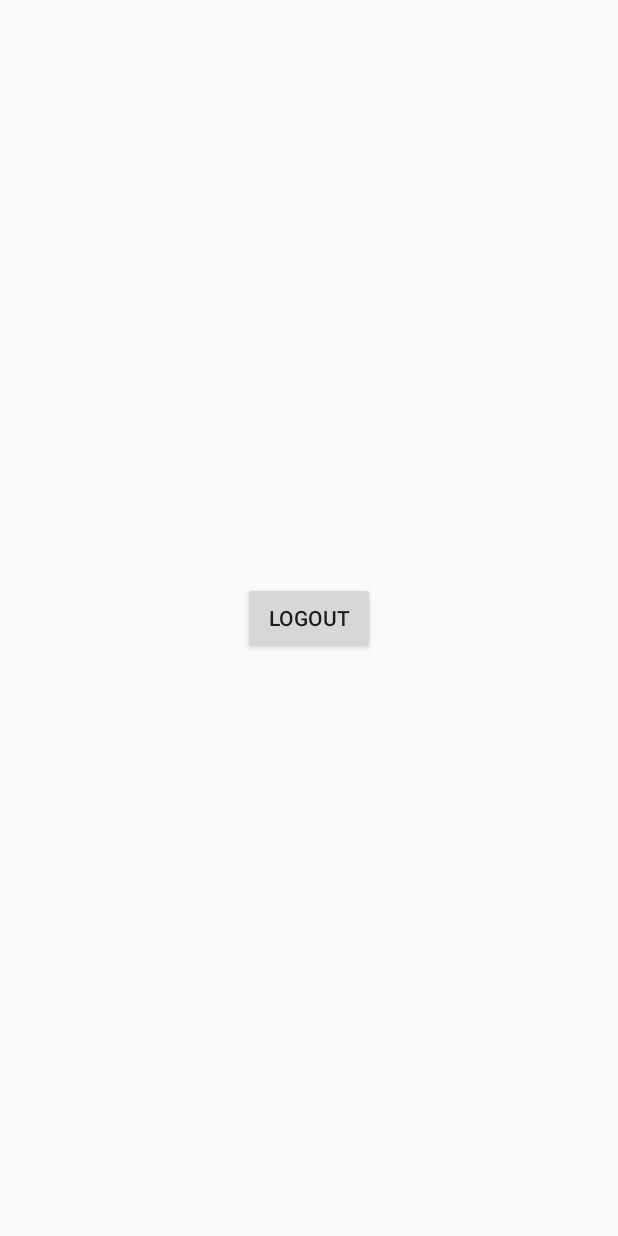
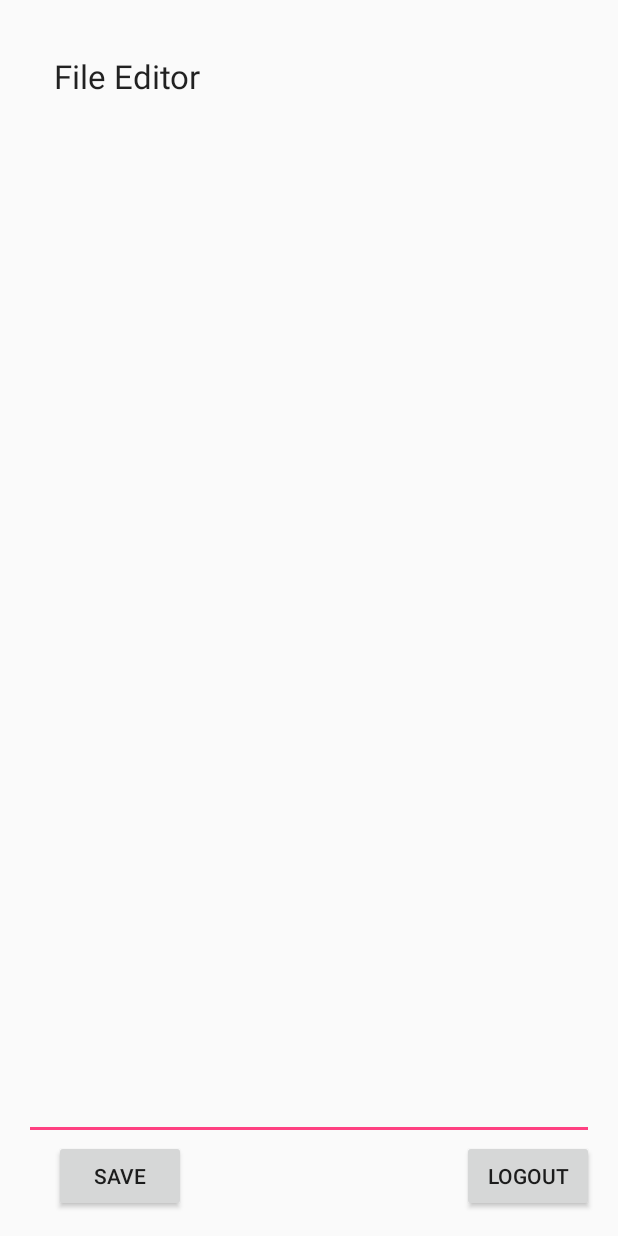
Before and after one commit to girishramnani/AndroidCollegeModules, an Android app: the layout activity_logout.xml on its own in the app's theme, with its tools: preview values and no code run, on a phone screen of 412 x 824 dp. Run offline under Robolectric (Android 15) with nearby library versions, the phone set to English and light mode, and no system bars.

Commit message:
adding the file editor

```diff
--- a/p7_shared_preferences/src/main/java/com/wrp/p7_shared_preferences/LogoutActivity.java
+++ b/p7_shared_preferences/src/main/java/com/wrp/p7_shared_preferences/LogoutActivity.java
@@ -22,10 +22,14 @@ public class LogoutActivity extends AppCompatActivity {
         String data = preferences.getString("login","anon");
 
 
-//        if(data.contentEquals("anon")){
-//            Intent intent = new Intent(this,MainActivity.class);
-//            startActivity(intent);
-//        }
+        if(data.contentEquals("anon")){
+            Intent intent = new Intent(this,MainActivity.class);
+            startActivity(intent);
+              finish();
+        }
+        else{
+
+        }
 
 
         button.setOnClickListener(new View.OnClickListener() {
--- a/p7_shared_preferences/src/main/java/com/wrp/p7_shared_preferences/MainActivity.java
+++ b/p7_shared_preferences/src/main/java/com/wrp/p7_shared_preferences/MainActivity.java
@@ -28,8 +28,9 @@ public class MainActivity extends AppCompatActivity {
         if(! data.contentEquals("anon")){
             Intent intent = new Intent(this,LogoutActivity.class);
             startActivity(intent);
+            finish();
         }
-
+        else{
 
             passwordEdit = (EditText) findViewById(R.id.PasswordEdit);
             emailEdit = (EditText) findViewById(R.id.emailEdit);
@@ -61,5 +62,8 @@ public class MainActivity extends AppCompatActivity {
 
                 }
             });
+
+        }
+
      }
 }
--- a/p7_shared_preferences/src/main/res/layout/activity_logout.xml
+++ b/p7_shared_preferences/src/main/res/layout/activity_logout.xml
@@ -14,6 +14,34 @@
         android:layout_height="wrap_content"
         android:text="Logout"
         android:id="@+id/logoutButton"
-        android:layout_centerVertical="true"
-        android:layout_centerHorizontal="true" />
+        android:layout_alignParentBottom="true"
+        android:layout_alignParentEnd="true" />
+
+    <TextView
+        android:layout_width="wrap_content"
+        android:layout_height="wrap_content"
+        android:textAppearance="?android:attr/textAppearanceLarge"
+        android:text="File Editor"
+        android:id="@+id/textView3"
+        android:layout_alignParentTop="true"
+        android:layout_alignParentStart="true"
+        android:layout_margin="20dp" />
+
+    <EditText
+        android:layout_width="match_parent"
+        android:layout_height="wrap_content"
+        android:id="@+id/fileEdit"
+        android:layout_below="@+id/textView3"
+        android:layout_toStartOf="@+id/logoutButton"
+        android:layout_above="@+id/logoutButton"
+        android:layout_alignParentEnd="true"
+        android:gravity="top" />
+
+    <Button
+        android:layout_width="wrap_content"
+        android:layout_height="wrap_content"
+        android:text="Save"
+        android:id="@+id/SaveButton"
+        android:layout_below="@+id/fileEdit"
+        android:layout_alignStart="@+id/textView3" />
 </RelativeLayout>
```
Lines whose indentation alone changed are shown as unchanged.
